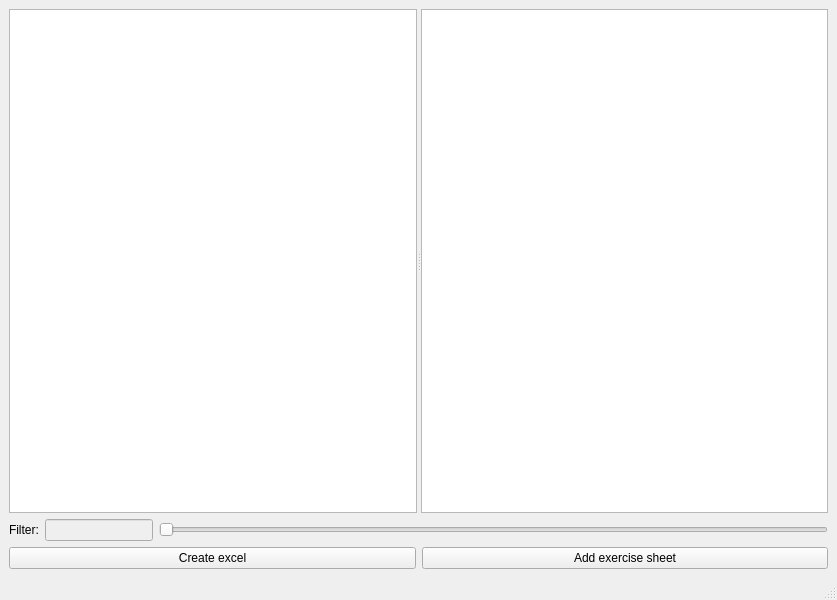
Before: the Qt Designer form dlgCreatorMain.ui in sfaroy/math_ex_creator, drawn with Qt 5.
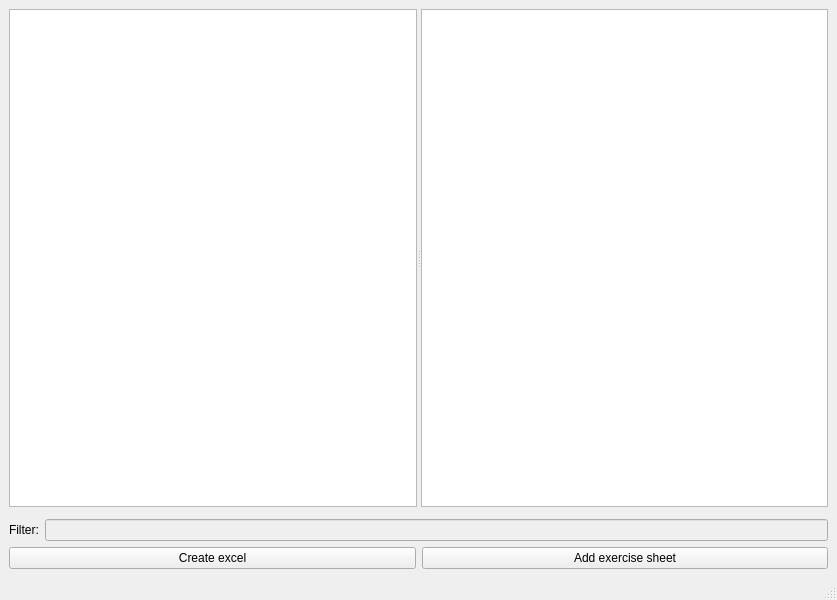
After: the same form once the commit is applied. Custom widgets are drawn as their Qt base class.

```diff
--- a/dlgCreatorMain.ui
+++ b/dlgCreatorMain.ui
@@ -30,6 +30,9 @@
       <widget class="QListWidget" name="lstTypes"/>
      </widget>
     </item>
+    <item>
+     <widget class="Configurator" name="wgtParams" native="true"/>
+    </item>
     <item>
      <layout class="QHBoxLayout" name="horizontalLayout_3">
       <item>
@@ -44,25 +47,6 @@
         <property name="enabled">
          <bool>false</bool>
         </property>
-        <property name="sizePolicy">
-         <sizepolicy hsizetype="Expanding" vsizetype="Fixed">
-          <horstretch>0</horstretch>
-          <verstretch>0</verstretch>
-         </sizepolicy>
-        </property>
-       </widget>
-      </item>
-      <item>
-       <widget class="QSlider" name="horizontalSlider">
-        <property name="sizePolicy">
-         <sizepolicy hsizetype="Expanding" vsizetype="Fixed">
-          <horstretch>1</horstretch>
-          <verstretch>0</verstretch>
-         </sizepolicy>
-        </property>
-        <property name="orientation">
-         <enum>Qt::Horizontal</enum>
-        </property>
        </widget>
       </item>
      </layout>
@@ -99,6 +83,14 @@
   </widget>
   <widget class="QStatusBar" name="statusbar"/>
  </widget>
+ <customwidgets>
+  <customwidget>
+   <class>Configurator</class>
+   <extends>QWidget</extends>
+   <header>wgtConfigurator</header>
+   <container>1</container>
+  </customwidget>
+ </customwidgets>
  <resources/>
  <connections/>
 </ui>
```
